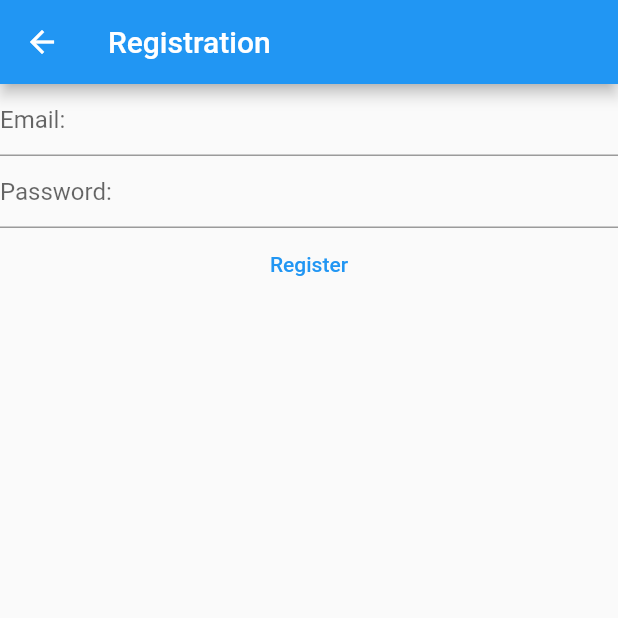
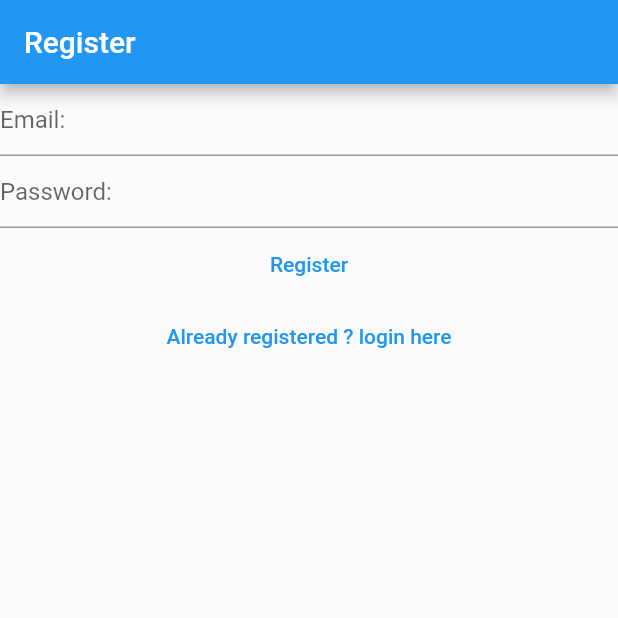
Before and after one commit to Ala-Ben-Aissia/Notes-Flutter, a Flutter app: the RegisterView screen opened directly, on a phone screen of 412 x 824 dp, the top half of it. Run offline on Flutter 3.47's test engine with Material 2 defaults, Android fonts, the phone set to English and light mode, and no system bars; our stand-ins replace firebase_auth, firebase_core; accounts and stored records are empty.

Commit message:
seperated views

```diff
--- a/lib/views/register_view.dart
+++ b/lib/views/register_view.dart
@@ -1,8 +1,8 @@
-
-import 'package:firebase_core/firebase_core.dart';
+// import 'package:firebase_core/firebase_core.dart';
 import 'package:flutter/material.dart';
 import 'package:firebase_auth/firebase_auth.dart';
-import '../firebase_options.dart';
+// import '../firebase_options.dart';
+
 class RegisterView extends StatefulWidget {
   const RegisterView({super.key});
 
@@ -32,22 +32,14 @@ class _RegisterViewState extends State<RegisterView> {
   Widget build(BuildContext context) {
     return Scaffold(
       appBar: AppBar(
-        title: const Text('Registration'),
+        title: const Text('Register'),
       ),
-      body: FutureBuilder(
-        // once future is performed, call the builder (return the entire Column Widget)
-        future: Firebase.initializeApp(
-            options: DefaultFirebaseOptions.currentPlatform),
-        builder: (context, snapshot) {
-          // snapshot => state of future
-          switch (snapshot.connectionState) {
-            case ConnectionState.done:
-              return Column(
+      body: Column(
         children: [
           TextField(
             controller: _email,
-                    decoration: const InputDecoration(
-                        hintText: 'Email:'), // placeholder
+            decoration:
+                const InputDecoration(hintText: 'Email:'), // placeholder
             enableSuggestions: false,
             autocorrect: false,
             keyboardType: TextInputType
@@ -73,7 +65,6 @@ class _RegisterViewState extends State<RegisterView> {
                 switch (e.code) {
                   case 'email-already-in-use':
                     print('Email Already Taken!');
-                            break;
                   case 'weak-password':
                     print('Password should be at least 6 characters!');
                   default:
@@ -83,12 +74,13 @@ class _RegisterViewState extends State<RegisterView> {
             },
             child: const Text('Register'),
           ),
+          TextButton(
+              onPressed: () {
+                Navigator.of(context)
+                    .pushNamedAndRemoveUntil('/login', (route) => false);
+              },
+              child: const Text('Already registered ? login here'))
         ],
-              );
-            default:
-              return const Text('Loading...');
-          }
-        },
       ),
     );
   }
```
Also changed, not shown: lib/main.dart (+18 -13 lines), lib/views/login_view.dart (+16 -18 lines), lib/views/verify_email_view.dart (added, +29 -0 lines). Lines whose indentation alone changed are shown as unchanged.
